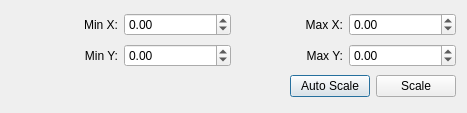
First picture: the form in ui/plot-widget/scaledialog.ui, repository BrandonComins/EEG-Simulator, before the edit.
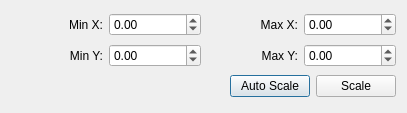
Second picture: the form after the edit.

What changed in the file:
```diff
--- a/ui/plot-widget/scaledialog.ui
+++ b/ui/plot-widget/scaledialog.ui
@@ -6,7 +6,7 @@
    <rect>
     <x>0</x>
     <y>0</y>
-    <width>467</width>
+    <width>407</width>
     <height>113</height>
    </rect>
   </property>
```
Left out of the diff: 88 changed lines with no effect on the pictures.
